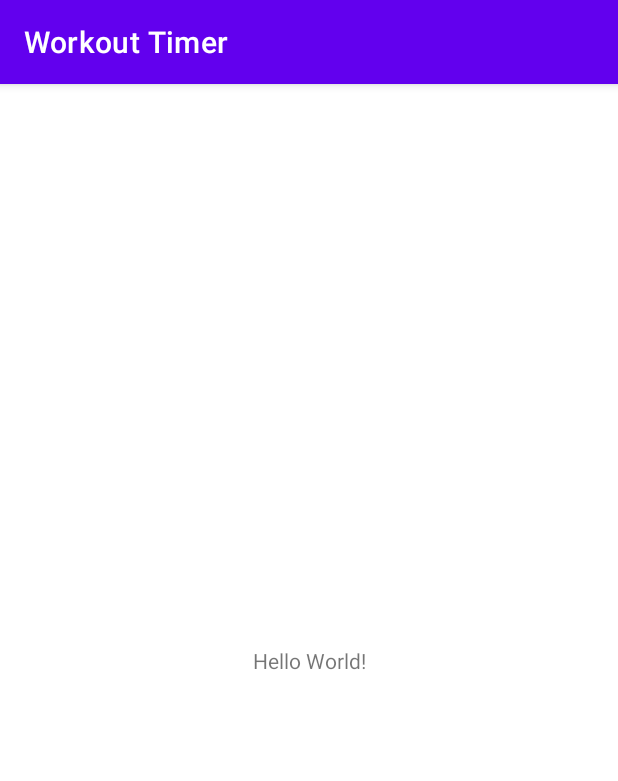
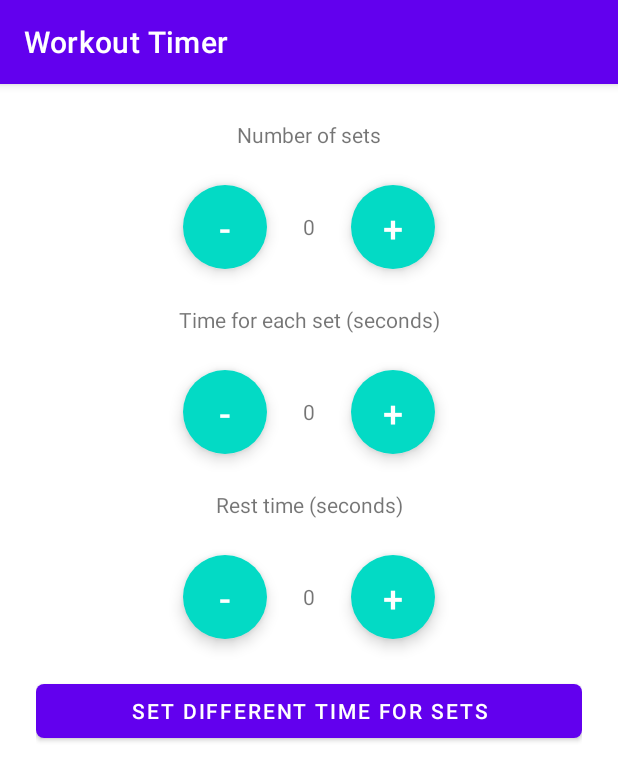
Before and after one commit to spidy123/WorkoutTimer, an Android app: the screen it shows after launch (MainActivity), on a phone screen of 412 x 824 dp. Shown: the top 781 px of the screen. Run offline under Robolectric (Android 15) with nearby library versions, the phone set to English and light mode, and no system bars.

Commit message:
Added initial counter increase/decrease functionalities

```diff
--- a/app/build.gradle
+++ b/app/build.gradle
@@ -40,4 +40,6 @@ dependencies {
     testImplementation 'junit:junit:4.+'
     androidTestImplementation 'androidx.test.ext:junit:1.1.3'
     androidTestImplementation 'androidx.test.espresso:espresso-core:3.4.0'
+    implementation "android.arch.lifecycle:extensions:1.1.0"
+    implementation "android.arch.lifecycle:viewmodel:1.1.0"
 }
--- a/app/src/main/java/com/shubhamh/android/apps/workouttimer/MainActivity.kt
+++ b/app/src/main/java/com/shubhamh/android/apps/workouttimer/MainActivity.kt
@@ -2,10 +2,94 @@ package com.shubhamh.android.apps.workouttimer
 
 import androidx.appcompat.app.AppCompatActivity
 import android.os.Bundle
+import android.widget.LinearLayout
+import android.widget.TextView
+import androidx.lifecycle.ViewModelProviders
+import com.google.android.material.button.MaterialButton
 
 class MainActivity : AppCompatActivity() {
+    private lateinit var setsCountText: TextView
+    private lateinit var setsTimerText: TextView
+    private lateinit var restTimerText: TextView
+    private lateinit var countersViewModel: CountersViewModel
+
     override fun onCreate(savedInstanceState: Bundle?) {
         super.onCreate(savedInstanceState)
         setContentView(R.layout.activity_main)
+
+        countersViewModel =
+            ViewModelProviders.of(/* activity= */ this).get(CountersViewModel::class.java)
+        countersViewModel.apply {
+            setsCountLiveData.observe(this@MainActivity, { updateSetsCountText() })
+            setsTimerLiveData.observe(this@MainActivity, { updateSetsTimerText() })
+            restTimerLiveData.observe(this@MainActivity, { updateRestTimerText() })
+        }
+        setupSetsCountLayout()
+        setupSetsTimerLayout()
+        setupRestTimerLayout()
+    }
+
+    private fun setupSetsCountLayout() {
+        val setsCountLayout = findViewById<LinearLayout>(R.id.setsCountLayout)
+        setsCountLayout.apply {
+            setsCountText = findViewById<MaterialButton>(R.id.countText)
+            findViewById<MaterialButton>(R.id.plusButton).setOnClickListener {
+                countersViewModel.increaseSetCount(
+                    setsCountText.text.toString()
+                )
+            }
+            findViewById<MaterialButton>(R.id.minusButton).setOnClickListener {
+                countersViewModel.decreaseSetCount(
+                    baseContext,
+                    setsCountText.text.toString()
+                )
+            }
+        }
+    }
+
+    private fun setupSetsTimerLayout() {
+        val setTimerLayout = findViewById<LinearLayout>(R.id.setsTimerLayout)
+        setTimerLayout.apply {
+            setsTimerText = findViewById<MaterialButton>(R.id.countText)
+            findViewById<MaterialButton>(R.id.plusButton).setOnClickListener {
+                countersViewModel.increaseTimerCount(
+                    setsTimerText.text.toString()
+                )
+            }
+            findViewById<MaterialButton>(R.id.minusButton).setOnClickListener {
+                countersViewModel.decreaseTimerCount(
+                    baseContext, setsTimerText.text.toString()
+                )
+            }
+        }
+    }
+
+    private fun setupRestTimerLayout() {
+        val restTimerLayout = findViewById<LinearLayout>(R.id.restTimerLayout)
+        restTimerLayout.apply {
+            restTimerText = findViewById<MaterialButton>(R.id.countText)
+            findViewById<MaterialButton>(R.id.plusButton).setOnClickListener {
+                countersViewModel.increaseRestTimer(
+                    restTimerText.text.toString()
+                )
+            }
+            findViewById<MaterialButton>(R.id.minusButton).setOnClickListener {
+                countersViewModel.decreaseRestTimer(
+                    baseContext, restTimerText.text.toString()
+                )
+            }
+        }
+    }
+
+    private fun updateSetsCountText() {
+        setsCountText.text = countersViewModel.setsCountLiveData.value.toString()
+    }
+
+    private fun updateSetsTimerText() {
+        setsTimerText.text = countersViewModel.setsTimerLiveData.value.toString()
+    }
+
+    private fun updateRestTimerText() {
+        restTimerText.text = countersViewModel.restTimerLiveData.value.toString()
     }
 }
--- a/app/src/main/res/layout/activity_main.xml
+++ b/app/src/main/res/layout/activity_main.xml
@@ -1,18 +1,71 @@
 <?xml version="1.0" encoding="utf-8"?>
-<androidx.constraintlayout.widget.ConstraintLayout xmlns:android="http://schemas.android.com/apk/res/android"
+<ScrollView
+    xmlns:android="http://schemas.android.com/apk/res/android"
     xmlns:app="http://schemas.android.com/apk/res-auto"
     xmlns:tools="http://schemas.android.com/tools"
     android:layout_width="match_parent"
+    android:layout_height="match_parent">
+
+    <LinearLayout
+        android:layout_width="match_parent"
         android:layout_height="match_parent"
-    tools:context=".MainActivity">
+        android:orientation="vertical"
+        tools:context=".MainActivity"
+        android:layout_margin="24dp">
 
         <TextView
-        android:layout_width="wrap_content"
+            android:layout_width="match_parent"
             android:layout_height="wrap_content"
-        android:text="Hello World!"
+            android:text="Number of sets"
+            android:gravity="center"
             app:layout_constraintBottom_toBottomOf="parent"
             app:layout_constraintLeft_toLeftOf="parent"
             app:layout_constraintRight_toRightOf="parent"
             app:layout_constraintTop_toTopOf="parent" />
 
-</androidx.constraintlayout.widget.ConstraintLayout>
+        <include
+            android:id="@+id/setsCountLayout"
+            layout="@layout/increment_decrement_template"/>
+
+        <TextView
+            android:layout_width="match_parent"
+            android:layout_height="wrap_content"
+            android:text="Time for each set (seconds)"
+            android:gravity="center"
+            app:layout_constraintBottom_toBottomOf="parent"
+            app:layout_constraintLeft_toLeftOf="parent"
+            app:layout_constraintRight_toRightOf="parent"
+            app:layout_constraintTop_toTopOf="parent" />
+
+        <include
+            android:id="@+id/setsTimerLayout"
+            layout="@layout/increment_decrement_template"/>
+
+        <TextView
+            android:layout_width="match_parent"
+            android:layout_height="wrap_content"
+            android:text="Rest time (seconds)"
+            android:gravity="center"
+            app:layout_constraintBottom_toBottomOf="parent"
+            app:layout_constraintLeft_toLeftOf="parent"
+            app:layout_constraintRight_toRightOf="parent"
+            app:layout_constraintTop_toTopOf="parent" />
+
+        <include
+            android:id="@+id/restTimerLayout"
+            layout="@layout/increment_decrement_template"/>
+
+        <com.google.android.material.button.MaterialButton
+            android:layout_width="match_parent"
+            android:layout_height="wrap_content"
+            app:cornerRadius="5dp"
+            android:text="Set different time for sets"
+            android:gravity="center"
+            app:layout_constraintBottom_toBottomOf="parent"
+            app:layout_constraintLeft_toLeftOf="parent"
+            app:layout_constraintRight_toRightOf="parent"
+            app:layout_constraintTop_toTopOf="parent" />
+
+    </LinearLayout>
+
+</ScrollView>
--- /dev/null
+++ b/app/src/main/res/layout/increment_decrement_template.xml
@@ -0,0 +1,42 @@
+<?xml version="1.0" encoding="utf-8"?>
+<LinearLayout
+    xmlns:android="http://schemas.android.com/apk/res/android"
+    xmlns:app="http://schemas.android.com/apk/res-auto"
+    android:layout_width="match_parent"
+    android:layout_height="wrap_content"
+    android:orientation="horizontal"
+    android:gravity="center">
+
+    <com.google.android.material.button.MaterialButton
+        android:id="@+id/minusButton"
+        style="@style/Widget.MaterialComponents.ExtendedFloatingActionButton"
+        app:cornerRadius="28dp"
+        android:layout_width="56dp"
+        android:layout_height="56dp"
+        android:textColor="@color/white"
+        android:layout_margin="24dp"
+        android:textSize="24dp"
+        android:text="-" />
+
+    <TextView
+        android:id="@+id/countText"
+        android:layout_width="wrap_content"
+        android:layout_height="wrap_content"
+        android:text="0"
+        android:gravity="center"
+        app:layout_constraintBottom_toBottomOf="parent"
+        app:layout_constraintLeft_toLeftOf="parent"
+        app:layout_constraintRight_toRightOf="parent"
+        app:layout_constraintTop_toTopOf="parent" />
+
+    <com.google.android.material.button.MaterialButton
+        android:id="@+id/plusButton"
+        style="@style/Widget.MaterialComponents.ExtendedFloatingActionButton"
+        app:cornerRadius="28dp"
+        android:layout_width="56dp"
+        android:layout_height="56dp"
+        android:textColor="@color/white"
+        android:layout_margin="24dp"
+        android:textSize="24dp"
+        android:text="+" />
+</LinearLayout>
--- a/app/src/main/res/values/themes.xml
+++ b/app/src/main/res/values/themes.xml
@@ -13,4 +13,5 @@
         <item name="android:statusBarColor" tools:targetApi="l">?attr/colorPrimaryVariant</item>
         <!-- Customize your theme here. -->
     </style>
+
 </resources>
```
Also changed, not shown: app/src/main/java/com/shubhamh/android/apps/workouttimer/CountersViewModel.kt (added, +64 -0 lines). Lines whose indentation alone changed are shown as unchanged.
